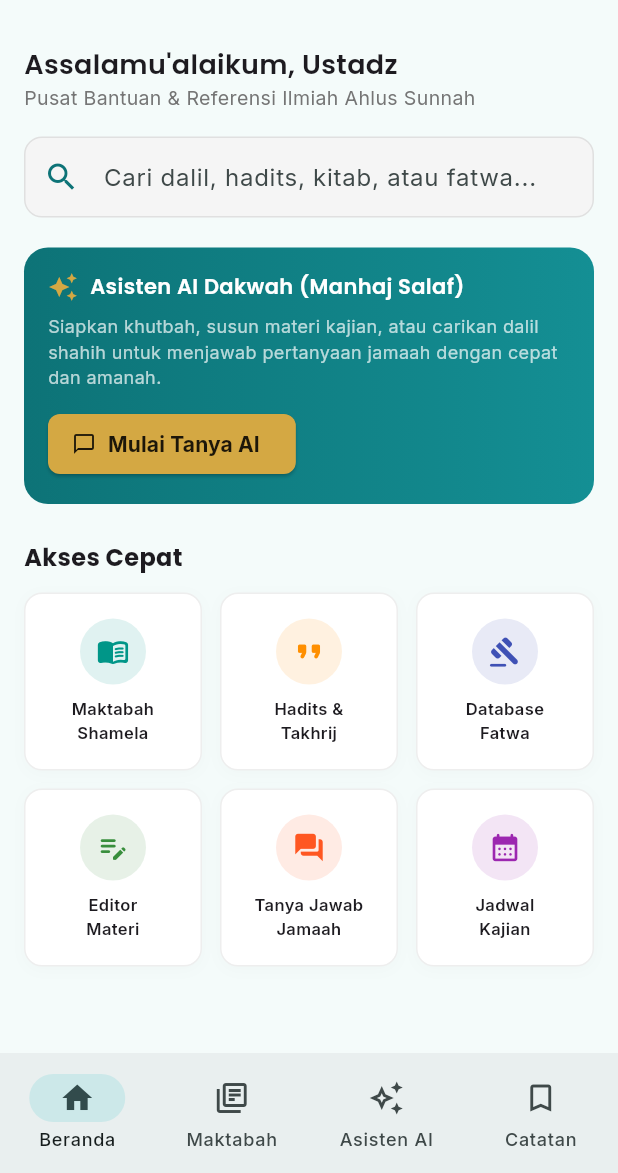
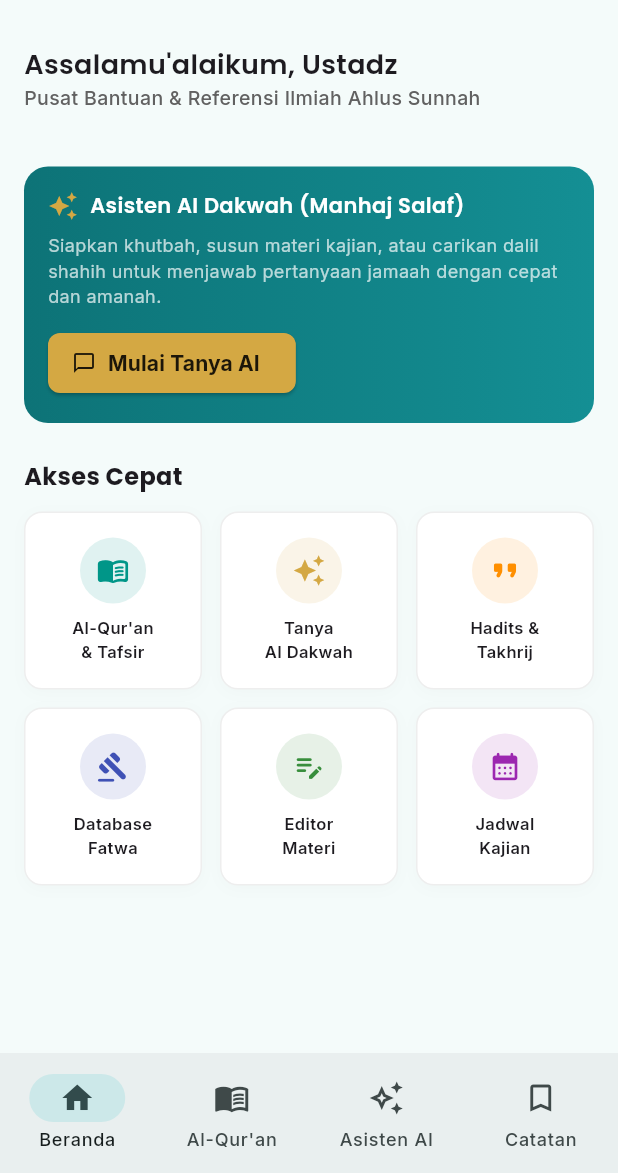
Before and after one commit to ihsanuha/bekal-dakwah-app, a Flutter app: the screen it shows after launch, on a phone screen of 412 x 824 dp, the part 63-1236 px from its top. Run offline on Flutter 3.47's test engine with Material 3 defaults, Android fonts, the phone set to English and light mode, and no system bars; our stand-ins replace google_fonts; network calls fail.

Commit message:
feat: integrate live render backend with quran, prayer times, and ai chat screens

```diff
--- /dev/null
+++ b/lib/core/config.dart
@@ -0,0 +1,11 @@
+class AppConfig {
+  // Base URL Backend Production di Render
+  static const String baseUrl = 'https://bekal-dakwah-backend.onrender.com/api/v1';
+
+  // Endpoints
+  static const String quranSurah = '$baseUrl/quran/surah';
+  static String quranVerses(int chapterId) => '$baseUrl/quran/surah/$chapterId/verses';
+  static const String prayerTimes = '$baseUrl/prayer-times/today';
+  static const String aiChat = '$baseUrl/ai/chat';
+  static const String maktabahSearch = '$baseUrl/maktabah/search';
+}
--- a/lib/main.dart
+++ b/lib/main.dart
@@ -1,5 +1,8 @@
 import 'package:flutter/material.dart';
 import 'package:google_fonts/google_fonts.dart';
+import 'screens/ai_chat_screen.dart';
+import 'screens/quran_list_screen.dart';
+import 'services/api_service.dart';
 
 void main() {
   runApp(const BekalDakwahApp());
@@ -15,14 +18,49 @@ class BekalDakwahApp extends StatelessWidget {
       debugShowCheckedModeBanner: false,
       theme: ThemeData(
         colorScheme: ColorScheme.fromSeed(
-          seedColor: const Color(0xFF0D7377), // Deep Teal (Ilmu & Ketenangan)
+          seedColor: const Color(0xFF0D7377),
           primary: const Color(0xFF0D7377),
-          secondary: const Color(0xFFD4A843), // Warm Gold (Kemuliaan Ilmu)
+          secondary: const Color(0xFFD4A843),
         ),
         textTheme: GoogleFonts.interTextTheme(Theme.of(context).textTheme),
         useMaterial3: true,
       ),
-      home: const HomeScreen(),
+      home: const MainNavigationScreen(),
+    );
+  }
+}
+
+class MainNavigationScreen extends StatefulWidget {
+  const MainNavigationScreen({super.key});
+
+  @override
+  State<MainNavigationScreen> createState() => _MainNavigationScreenState();
+}
+
+class _MainNavigationScreenState extends State<MainNavigationScreen> {
+  int _selectedIndex = 0;
+
+  final List<Widget> _screens = const [
+    HomeScreen(),
+    QuranListScreen(),
+    AIChatScreen(),
+    PlaceholderScreen(title: 'Catatan & Materi Dakwah'),
+  ];
+
+  @override
+  Widget build(BuildContext context) {
+    return Scaffold(
+      body: _screens[_selectedIndex],
+      bottomNavigationBar: NavigationBar(
+        selectedIndex: _selectedIndex,
+        onDestinationSelected: (idx) => setState(() => _selectedIndex = idx),
+        destinations: const [
+          NavigationDestination(icon: Icon(Icons.home_outlined), selectedIcon: Icon(Icons.home), label: 'Beranda'),
+          NavigationDestination(icon: Icon(Icons.menu_book_outlined), selectedIcon: Icon(Icons.menu_book), label: "Al-Qur'an"),
+          NavigationDestination(icon: Icon(Icons.auto_awesome_outlined), selectedIcon: Icon(Icons.auto_awesome), label: 'Asisten AI'),
+          NavigationDestination(icon: Icon(Icons.bookmark_outline), selectedIcon: Icon(Icons.bookmark), label: 'Catatan'),
+        ],
+      ),
     );
   }
 }
@@ -35,10 +73,30 @@ class HomeScreen extends StatefulWidget {
 }
 
 class _HomeScreenState extends State<HomeScreen> {
-  int _selectedIndex = 0;
+  Map<String, dynamic>? _prayerData;
+  bool _loadingPrayer = true;
+
+  @override
+  void initState() {
+    super.initState();
+    _loadPrayerTimes();
+  }
+
+  void _loadPrayerTimes() async {
+    final data = await ApiService.getPrayerTimes();
+    if (mounted) {
+      setState(() {
+        _prayerData = data;
+        _loadingPrayer = false;
+      });
+    }
+  }
 
   @override
   Widget build(BuildContext context) {
+    final timings = _prayerData?['timings'];
+    final hijri = _prayerData?['date']?['hijri'];
+
     return Scaffold(
       appBar: AppBar(
         title: Row(
@@ -54,14 +112,8 @@ class _HomeScreenState extends State<HomeScreen> {
           ],
         ),
         actions: [
-          IconButton(
-            icon: const Icon(Icons.notifications_none_rounded),
-            onPressed: () {},
-          ),
-          IconButton(
-            icon: const Icon(Icons.account_circle_outlined),
-            onPressed: () {},
-          ),
+          IconButton(icon: const Icon(Icons.notifications_none_rounded), onPressed: () {}),
+          IconButton(icon: const Icon(Icons.account_circle_outlined), onPressed: () {}),
         ],
       ),
       body: SingleChildScrollView(
@@ -69,36 +121,42 @@ class _HomeScreenState extends State<HomeScreen> {
         child: Column(
           crossAxisAlignment: CrossAxisAlignment.start,
           children: [
-            // Salam & Penanggalan
+            // Salam & Penanggalan Hijriyah
             Text(
               "Assalamu'alaikum, Ustadz",
-              style: GoogleFonts.poppins(
-                fontSize: 18,
-                fontWeight: FontWeight.w600,
-              ),
+              style: GoogleFonts.poppins(fontSize: 18, fontWeight: FontWeight.w600),
             ),
             Text(
-              'Pusat Bantuan & Referensi Ilmiah Ahlus Sunnah',
-              style: TextStyle(color: Colors.grey[600], fontSize: 13),
+              hijri != null
+                  ? '${hijri['day']} ${hijri['month']?['en']} ${hijri['year']} H'
+                  : 'Pusat Bantuan & Referensi Ilmiah Ahlus Sunnah',
+              style: TextStyle(color: Colors.grey[700], fontSize: 13, fontWeight: FontWeight.w500),
             ),
             const SizedBox(height: 16),
 
-            // Search Bar
-            Container(
-              decoration: BoxDecoration(
-                color: Colors.grey[100],
-                borderRadius: BorderRadius.circular(12),
-                border: Border.all(color: Colors.grey[300]!),
-              ),
-              child: const TextField(
-                decoration: InputDecoration(
-                  hintText: 'Cari dalil, hadits, kitab, atau fatwa...',
-                  prefixIcon: Icon(Icons.search, color: Color(0xFF0D7377)),
-                  border: InputBorder.none,
-                  contentPadding: EdgeInsets.symmetric(horizontal: 16, vertical: 14),
+            // Card Jadwal Shalat
+            if (!_loadingPrayer && timings != null)
+              Container(
+                padding: const EdgeInsets.all(14),
+                decoration: BoxDecoration(
+                  color: Colors.white,
+                  borderRadius: BorderRadius.circular(14),
+                  border: Border.all(color: Colors.grey[200]!),
+                  boxShadow: [
+                    BoxShadow(color: Colors.black.withOpacity(0.02), blurRadius: 6, offset: const Offset(0, 2)),
+                  ],
+                ),
+                child: Row(
+                  mainAxisAlignment: MainAxisAlignment.spaceAround,
+                  children: [
+                    _prayerItem('Shubuh', timings['Fajr']),
+                    _prayerItem('Dzuhur', timings['Dhuhr']),
+                    _prayerItem('Ashar', timings['Asr']),
+                    _prayerItem('Maghrib', timings['Maghrib']),
+                    _prayerItem('Isya', timings['Isha']),
+                  ],
                 ),
               ),
-            ),
             const SizedBox(height: 20),
 
             // Banner AI Assistant
@@ -106,9 +164,7 @@ class _HomeScreenState extends State<HomeScreen> {
               width: double.infinity,
               padding: const EdgeInsets.all(16),
               decoration: BoxDecoration(
-                gradient: const LinearGradient(
-                  colors: [Color(0xFF0D7377), Color(0xFF148F94)],
-                ),
+                gradient: const LinearGradient(colors: [Color(0xFF0D7377), Color(0xFF148F94)]),
                 borderRadius: BorderRadius.circular(16),
               ),
               child: Column(
@@ -120,11 +176,7 @@ class _HomeScreenState extends State<HomeScreen> {
                       const SizedBox(width: 8),
                       Text(
                         'Asisten AI Dakwah (Manhaj Salaf)',
-                        style: GoogleFonts.poppins(
-                          color: Colors.white,
-                          fontWeight: FontWeight.w600,
-                          fontSize: 14,
-                        ),
+                        style: GoogleFonts.poppins(color: Colors.white, fontWeight: FontWeight.w600, fontSize: 14),
                       ),
                     ],
                   ),
@@ -138,11 +190,11 @@ class _HomeScreenState extends State<HomeScreen> {
                     style: ElevatedButton.styleFrom(
                       backgroundColor: const Color(0xFFD4A843),
                       foregroundColor: Colors.black87,
-                      shape: RoundedRectangleBorder(
-                        borderRadius: BorderRadius.circular(8),
-                      ),
+                      shape: RoundedRectangleBorder(borderRadius: BorderRadius.circular(8)),
                     ),
-                    onPressed: () {},
+                    onPressed: () {
+                      Navigator.push(context, MaterialPageRoute(builder: (_) => const AIChatScreen()));
+                    },
                     icon: const Icon(Icons.chat_bubble_outline, size: 16),
                     label: const Text('Mulai Tanya AI', style: TextStyle(fontWeight: FontWeight.bold)),
                   ),
@@ -151,13 +203,10 @@ class _HomeScreenState extends State<HomeScreen> {
             ),
             const SizedBox(height: 24),
 
-            // Menu Fitur Utama
+            // Akses Cepat
             Text(
               'Akses Cepat',
-              style: GoogleFonts.poppins(
-                fontSize: 16,
-                fontWeight: FontWeight.bold,
-              ),
+              style: GoogleFonts.poppins(fontSize: 16, fontWeight: FontWeight.bold),
             ),
             const SizedBox(height: 12),
             GridView.count(
@@ -167,49 +216,49 @@ class _HomeScreenState extends State<HomeScreen> {
               mainAxisSpacing: 12,
               crossAxisSpacing: 12,
               children: [
-                _buildMenuCard(Icons.menu_book_rounded, 'Maktabah\nShamela', Colors.teal),
-                _buildMenuCard(Icons.format_quote_rounded, 'Hadits &\nTakhrij', Colors.amber[800]!),
-                _buildMenuCard(Icons.gavel_rounded, 'Database\nFatwa', Colors.indigo),
-                _buildMenuCard(Icons.edit_note_rounded, 'Editor\nMateri', Colors.green[700]!),
-                _buildMenuCard(Icons.question_answer_rounded, 'Tanya Jawab\nJamaah', Colors.deepOrange),
-                _buildMenuCard(Icons.calendar_month_rounded, 'Jadwal\nKajian', Colors.purple),
+                _buildMenuCard(Icons.menu_book_rounded, "Al-Qur'an\n& Tafsir", Colors.teal, () {
+                  Navigator.push(context, MaterialPageRoute(builder: (_) => const QuranListScreen()));
+                }),
+                _buildMenuCard(Icons.auto_awesome, 'Tanya\nAI Dakwah', const Color(0xFFD4A843), () {
+                  Navigator.push(context, MaterialPageRoute(builder: (_) => const AIChatScreen()));
+                }),
+                _buildMenuCard(Icons.format_quote_rounded, 'Hadits &\nTakhrij', Colors.amber[800]!, () {}),
+                _buildMenuCard(Icons.gavel_rounded, 'Database\nFatwa', Colors.indigo, () {}),
+                _buildMenuCard(Icons.edit_note_rounded, 'Editor\nMateri', Colors.green[700]!, () {}),
+                _buildMenuCard(Icons.calendar_month_rounded, 'Jadwal\nKajian', Colors.purple, () {}),
               ],
             ),
           ],
         ),
       ),
-      bottomNavigationBar: NavigationBar(
-        selectedIndex: _selectedIndex,
-        onDestinationSelected: (idx) => setState(() => _selectedIndex = idx),
-        destinations: const [
-          NavigationDestination(icon: Icon(Icons.home_outlined), selectedIcon: Icon(Icons.home), label: 'Beranda'),
-          NavigationDestination(icon: Icon(Icons.library_books_outlined), selectedIcon: Icon(Icons.library_books), label: 'Maktabah'),
-          NavigationDestination(icon: Icon(Icons.auto_awesome_outlined), selectedIcon: Icon(Icons.auto_awesome), label: 'Asisten AI'),
-          NavigationDestination(icon: Icon(Icons.bookmark_outline), selectedIcon: Icon(Icons.bookmark), label: 'Catatan'),
-        ],
-      ),
     );
   }
 
-  Widget _buildMenuCard(IconData icon, String title, Color color) {
+  Widget _prayerItem(String name, String? time) {
+    return Column(
+      children: [
+        Text(name, style: const TextStyle(fontSize: 11, color: Colors.grey)),
+        const SizedBox(height: 4),
+        Text(time ?? '--:--', style: const TextStyle(fontSize: 13, fontWeight: FontWeight.bold, color: Color(0xFF0D7377))),
+      ],
+    );
+  }
+
+  Widget _buildMenuCard(IconData icon, String title, Color color, VoidCallback onTap) {
     return Container(
       decoration: BoxDecoration(
         color: Colors.white,
         borderRadius: BorderRadius.circular(12),
         border: Border.all(color: Colors.grey[200]!),
         boxShadow: [
-          BoxShadow(
-            color: Colors.black.withOpacity(0.02),
-            blurRadius: 8,
-            offset: const Offset(0, 2),
-          ),
+          BoxShadow(color: Colors.black.withOpacity(0.02), blurRadius: 8, offset: const Offset(0, 2)),
         ],
       ),
       child: Material(
         color: Colors.transparent,
         child: InkWell(
           borderRadius: BorderRadius.circular(12),
-          onTap: () {},
+          onTap: onTap,
           child: Column(
             mainAxisAlignment: MainAxisAlignment.center,
             children: [
@@ -231,3 +280,18 @@ class _HomeScreenState extends State<HomeScreen> {
     );
   }
 }
+
+class PlaceholderScreen extends StatelessWidget {
+  final String title;
+  const PlaceholderScreen({super.key, required this.title});
+
+  @override
+  Widget build(BuildContext context) {
+    return Scaffold(
+      appBar: AppBar(title: Text(title)),
+      body: Center(
+        child: Text('$title (Segera Hadir)', style: const TextStyle(color: Colors.grey)),
+      ),
+    );
+  }
+}
--- /dev/null
+++ b/lib/services/api_service.dart
@@ -0,0 +1,61 @@
+import 'dart:convert';
+import 'package:http/http.dart' as http;
+import '../core/config.dart';
+
+class ApiService {
+  /// Ambil jadwal shalat & kalender hijriyah hari ini
+  static Future<Map<String, dynamic>?> getPrayerTimes({String city = "Jakarta"}) async {
+    try {
+      final res = await http.get(Uri.parse('${AppConfig.prayerTimes}?city=$city'));
+      if (res.statusCode == 200) {
+        return jsonDecode(res.body);
+      }
+    } catch (e) {
+      print('[ApiService] Error getPrayerTimes: $e');
+    }
+    return null;
+  }
+
+  /// Ambil daftar 114 surah
+  static Future<List<dynamic>> getSurahList() async {
+    try {
+      final res = await http.get(Uri.parse(AppConfig.quranSurah));
+      if (res.statusCode == 200) {
+        return jsonDecode(res.body);
+      }
+    } catch (e) {
+      print('[ApiService] Error getSurahList: $e');
+    }
+    return [];
+  }
+
+  /// Chat dengan AI Asisten Manhaj Salaf
+  static Future<String> askAI(String question, {bool searchReference = true}) async {
+    try {
+      final res = await http.post(
+        Uri.parse(AppConfig.aiChat),
+        headers: {'Content-Type': 'application/json'},
+        body: jsonEncode({
+          'messages': [
+            {'role': 'user', 'content': question}
+          ],
+          'search_reference': searchReference
+        }),
+      );
+
+      if (res.statusCode == 200) {
+        final data = jsonDecode(res.body);
+        if (data['error'] == true) {
+          return 'Mohon maaf: ${data['detail']}';
+        }
+        final choices = data['choices'] as List?;
+        if (choices != null && choices.isNotEmpty) {
+          return choices[0]['message']['content'] ?? 'Tidak ada jawaban.';
+        }
+      }
+    } catch (e) {
+      return 'Gagal menghubungi server: $e';
+    }
+    return 'Terjadi kendala pada server.';
+  }
+}
```
Also changed, not shown: lib/screens/ai_chat_screen.dart (added, +148 -0 lines), lib/screens/quran_list_screen.dart (added, +77 -0 lines).
